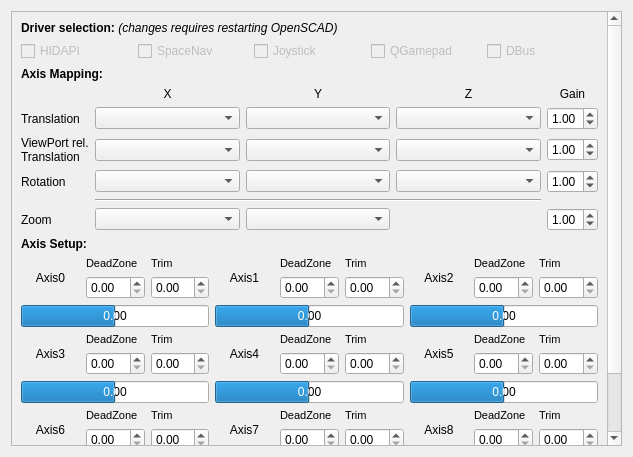
Above: src/input/AxisConfigWidget.ui from openscad/openscad before the change. Below: the same form after it.
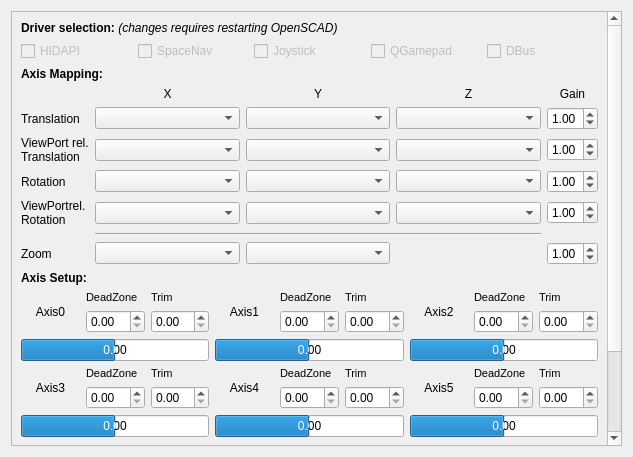
That is the form after the change.

Commit message: add settings and ui code for view port relative rotation

The edit to the form file:
```diff
--- a/src/input/AxisConfigWidget.ui
+++ b/src/input/AxisConfigWidget.ui
@@ -34,7 +34,7 @@
         <x>0</x>
         <y>0</y>
         <width>599</width>
-        <height>570</height>
+        <height>610</height>
        </rect>
       </property>
       <layout class="QGridLayout" name="gridLayout_7" columnstretch="0,0">
@@ -745,14 +745,14 @@
            </property>
           </widget>
          </item>
-         <item row="5" column="0">
+         <item row="6" column="0">
           <widget class="QLabel" name="labelInputZoom">
            <property name="text">
             <string>Zoom</string>
            </property>
           </widget>
          </item>
-         <item row="5" column="1">
+         <item row="6" column="1">
           <widget class="QComboBox" name="comboBoxZoom">
            <property name="sizePolicy">
             <sizepolicy hsizetype="Preferred" vsizetype="Fixed">
@@ -870,7 +870,7 @@
            </property>
           </widget>
          </item>
-         <item row="5" column="4">
+         <item row="6" column="4">
           <widget class="QDoubleSpinBox" name="doubleSpinBoxZoomGain">
            <property name="minimum">
             <double>0.100000000000000</double>
@@ -969,7 +969,7 @@
            </property>
           </widget>
          </item>
-         <item row="5" column="2">
+         <item row="6" column="2">
           <widget class="QComboBox" name="comboBoxZoom2">
            <property name="sizePolicy">
             <sizepolicy hsizetype="Preferred" vsizetype="Fixed">
@@ -979,13 +979,69 @@
            </property>
           </widget>
          </item>
-         <item row="4" column="1" colspan="3">
+         <item row="5" column="1" colspan="3">
           <widget class="Line" name="line_2">
            <property name="orientation">
             <enum>Qt::Horizontal</enum>
            </property>
           </widget>
          </item>
+         <item row="4" column="1">
+          <widget class="QComboBox" name="comboBoxRotationXVPRel">
+           <property name="sizePolicy">
+            <sizepolicy hsizetype="Preferred" vsizetype="Fixed">
+             <horstretch>1</horstretch>
+             <verstretch>0</verstretch>
+            </sizepolicy>
+           </property>
+          </widget>
+         </item>
+         <item row="4" column="0">
+          <widget class="QLabel" name="labelInputRotationViewPortRelative">
+           <property name="text">
+            <string>ViewPortrel.&lt;br /&gt;Rotation</string>
+           </property>
+          </widget>
+         </item>
+         <item row="4" column="2">
+          <widget class="QComboBox" name="comboBoxRotationYVPRel">
+           <property name="sizePolicy">
+            <sizepolicy hsizetype="Preferred" vsizetype="Fixed">
+             <horstretch>1</horstretch>
+             <verstretch>0</verstretch>
+            </sizepolicy>
+           </property>
+          </widget>
+         </item>
+         <item row="4" column="3">
+          <widget class="QComboBox" name="comboBoxRotationZVPRel">
+           <property name="sizePolicy">
+            <sizepolicy hsizetype="Preferred" vsizetype="Fixed">
+             <horstretch>1</horstretch>
+             <verstretch>0</verstretch>
+            </sizepolicy>
+           </property>
+          </widget>
+         </item>
+         <item row="4" column="4">
+          <widget class="QDoubleSpinBox" name="doubleSpinBoxRotateVPRelGain">
+           <property name="correctionMode">
+            <enum>QAbstractSpinBox::CorrectToNearestValue</enum>
+           </property>
+           <property name="minimum">
+            <double>0.100000000000000</double>
+           </property>
+           <property name="maximum">
+            <double>9.990000000000000</double>
+           </property>
+           <property name="singleStep">
+            <double>0.100000000000000</double>
+           </property>
+           <property name="value">
+            <double>1.000000000000000</double>
+           </property>
+          </widget>
+         </item>
         </layout>
        </item>
        <item row="14" column="0" colspan="2">
```
The commit also changes 6 other files.
